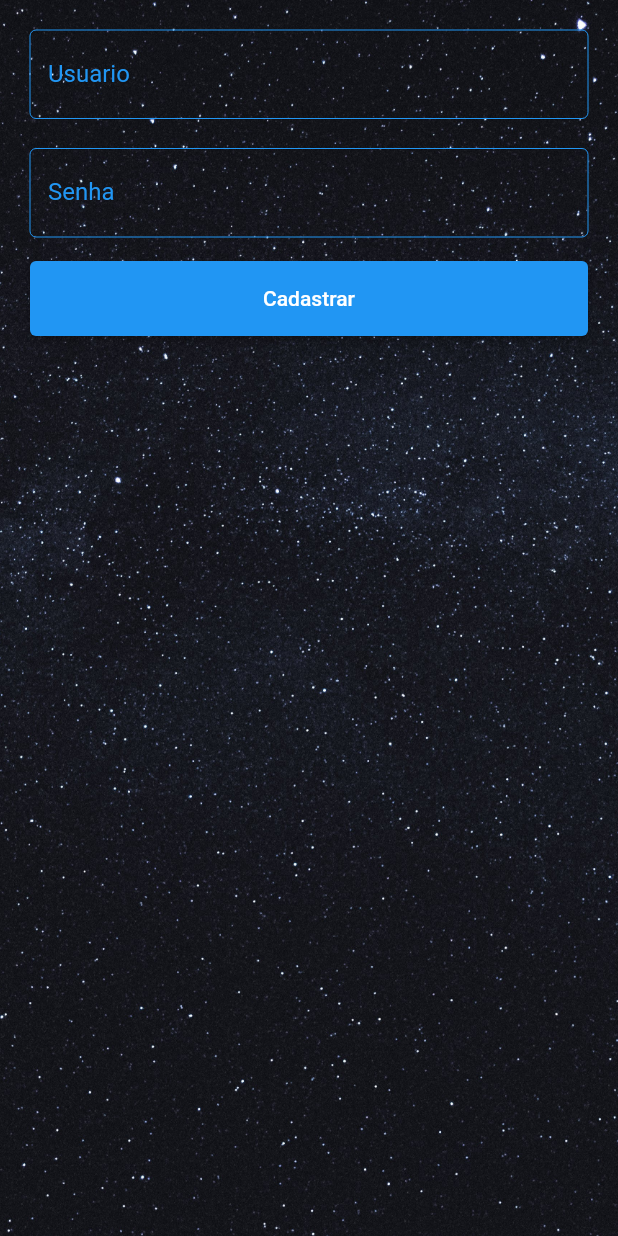
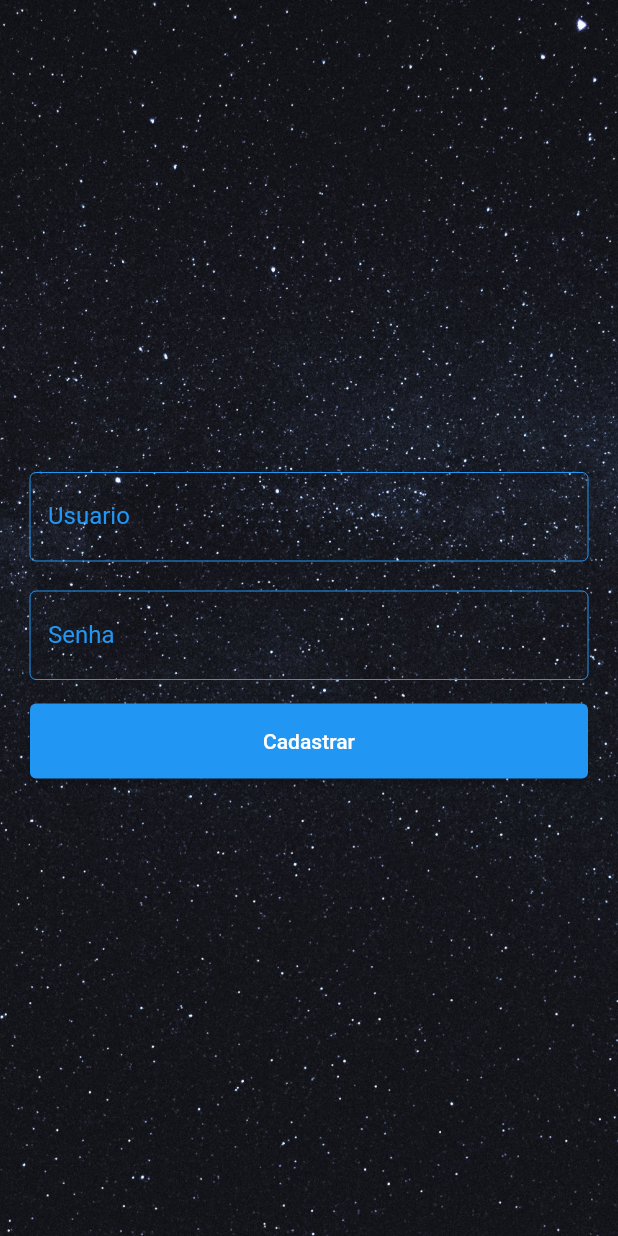
Before and after one commit to sabrinaserique/moon_phase_project, a Flutter app: the screen it shows after launch, after a tap on "Cadastre-se", on a phone screen of 412 x 824 dp. Run offline on Flutter 3.47's test engine with Material 2 defaults, Android fonts, the light colour scheme and no system bars; our stand-ins replace fluttertoast, shared_preferences.

Commit message:
Fix: centralização dos widgets das telas de login e register. Alteração de colores dos texto.

```diff
--- a/lib/views/homePage.dart
+++ b/lib/views/homePage.dart
@@ -17,12 +17,14 @@ class HomePage extends StatelessWidget {
           backgroundColor: Colors.black,
           centerTitle: true,
           bottom: const TabBar(
+            labelColor: Colors.blue,
             tabs: [
               Tab(text: 'Hoje'),
               Tab(text: 'Próximos 30 dias'),
             ],
           ),
-          title: const Text('Fases da Lua'),
+          title:
+              const Text('Fases da Lua', style: TextStyle(color: Colors.blue)),
         ),
         body: TabBarView(
           children: [
--- a/lib/views/loginPage.dart
+++ b/lib/views/loginPage.dart
@@ -21,7 +21,7 @@ class _LoginPageState extends State<LoginPage> {
   List<Login> todos = [];
 
   @override
-  void initState(){
+  void initState() {
     super.initState(); // Essa linha é obrigatória
     loginRepository.getTodoList().then((value) {
       setState(() {
@@ -40,10 +40,10 @@ class _LoginPageState extends State<LoginPage> {
             fit: BoxFit.cover,
           ),
         ),
-        child: Padding(
-          padding: const EdgeInsets.all(10),
-          child: ListView(
-            children: <Widget>[
+        child: Center(
+          child: Padding(
+            padding: const EdgeInsets.all(10),
+            child: Column(mainAxisSize: MainAxisSize.min, children: <Widget>[
               Container(
                   alignment: Alignment.center,
                   padding: const EdgeInsets.all(10),
@@ -53,8 +53,7 @@ class _LoginPageState extends State<LoginPage> {
                         color: Colors.blue,
                         fontWeight: FontWeight.w500,
                         fontSize: 20),
-                  )
-              ),
+                  )),
               Container(
                 padding: const EdgeInsets.all(10),
                 child: TextField(
@@ -108,21 +107,24 @@ class _LoginPageState extends State<LoginPage> {
               const SizedBox(height: 16),
               Container(
                   height: 50,
+                  width: double.infinity,
                   padding: const EdgeInsets.fromLTRB(10, 0, 10, 0),
                   child: ElevatedButton(
                     child: const Text('Login'),
                     onPressed: () {
                       //pushReplacement
 
-                      if(checkLogin(nameController.text, passwordController.text, todos)){
+                      if (checkLogin(nameController.text,
+                          passwordController.text, todos)) {
                         nameController.clear();
                         passwordController.clear();
 
                         Navigator.push(
                           context,
-                          MaterialPageRoute(builder: (context) => const HomePage()),
+                          MaterialPageRoute(
+                              builder: (context) => const HomePage()),
                         );
-                      }else{
+                      } else {
                         nameController.clear();
                         passwordController.clear();
 
@@ -133,8 +135,7 @@ class _LoginPageState extends State<LoginPage> {
                             timeInSecForIosWeb: 1,
                             backgroundColor: Colors.blue,
                             textColor: Colors.white,
-                            fontSize: 16.0
-                        );
+                            fontSize: 16.0);
                       }
                     },
                   )),
@@ -144,8 +145,7 @@ class _LoginPageState extends State<LoginPage> {
                   children: <Widget>[
                     const Text(
                       'Não tem conta?',
-                      style: TextStyle(
-                          color: Colors.blue),
+                      style: TextStyle(color: Colors.blue),
                     ),
                     TextButton(
                       child: const Text(
@@ -155,12 +155,13 @@ class _LoginPageState extends State<LoginPage> {
                       onPressed: () {
                         Navigator.push(
                           context,
-                          MaterialPageRoute(builder: (context) => const RegisterPage()),
+                          MaterialPageRoute(
+                              builder: (context) => const RegisterPage()),
                         );
                       },
                     )
                   ]),
-            ],
+            ]),
           ),
         ),
       ),
@@ -168,11 +169,10 @@ class _LoginPageState extends State<LoginPage> {
   }
 }
 
-bool checkLogin (String usuario, String senha, List<Login> lista){
-
-  if(usuario.isNotEmpty && senha.isNotEmpty){
-    for (Login login in lista){
-      if(login.usuario == usuario && login.senha == senha){
+bool checkLogin(String usuario, String senha, List<Login> lista) {
+  if (usuario.isNotEmpty && senha.isNotEmpty) {
+    for (Login login in lista) {
+      if (login.usuario == usuario && login.senha == senha) {
         return true;
       }
     }
--- a/lib/views/moonPhaseTodayPage.dart
+++ b/lib/views/moonPhaseTodayPage.dart
@@ -34,21 +34,21 @@ class _MoonPhaseTodayPageState extends State<MoonPhaseTodayPage> {
                   'Data: ${DateFormat('dd/MM/yyyy').format(widget.moonPhase.data)}',
                   style: TextStyle(
                     fontSize: 12,
-                    color: Colors.white,
+                    color: Colors.blue,
                   ),
                 ),
                 Text(
                   'Dia lunar Conway: ${widget.moonPhase.diaLunarConway}',
                   style: TextStyle(
                     fontSize: 12,
-                    color: Colors.white,
+                    color: Colors.blue,
                   ),
                 ),
                 Text(
                     'Fase da lua (provável) Conway: ${widget.moonPhase.fase_lua}',
                     style: TextStyle(
                       fontSize: 12,
-                      color: Colors.white,
+                      color: Colors.blue,
                     )),
                 const SizedBox(height: 16),
                 Image.asset(widget.moonPhase.imagem),
--- a/lib/views/registerPage.dart
+++ b/lib/views/registerPage.dart
@@ -38,10 +38,10 @@ class _RegisterPageState extends State<RegisterPage> {
             fit: BoxFit.cover,
           ),
         ),
-        child: Padding(
-          padding: const EdgeInsets.all(10),
-          child: ListView(
-            children: [
+        child: Center(
+          child: Padding(
+            padding: const EdgeInsets.all(10),
+            child: Column(mainAxisSize: MainAxisSize.min, children: <Widget>[
               Container(
                 padding: const EdgeInsets.all(10),
                 child: TextField(
@@ -82,16 +82,16 @@ class _RegisterPageState extends State<RegisterPage> {
               const SizedBox(height: 16),
               Container(
                   height: 50,
+                  width: double.infinity,
                   padding: const EdgeInsets.fromLTRB(10, 0, 10, 0),
                   child: ElevatedButton(
                     child: const Text('Cadastrar'),
                     onPressed: () {
                       String usuario = nameController.text;
                       String senha = passwordController.text;
-                      if(checkCadastro(usuario, senha)) {
-                        Login newRegistro = Login(
-                            usuario: usuario,
-                            senha: senha);
+                      if (checkCadastro(usuario, senha)) {
+                        Login newRegistro =
+                            Login(usuario: usuario, senha: senha);
                         registros.add(newRegistro);
                         nameController.clear();
                         passwordController.clear();
@@ -103,7 +103,7 @@ class _RegisterPageState extends State<RegisterPage> {
                           MaterialPageRoute(
                               builder: (context) => const LoginPage()),
                         );
-                      }else{
+                      } else {
                         Fluttertoast.showToast(
                             msg: "Todos os campos são obrigatórios.",
                             toastLength: Toast.LENGTH_SHORT,
@@ -111,12 +111,11 @@ class _RegisterPageState extends State<RegisterPage> {
                             timeInSecForIosWeb: 1,
                             backgroundColor: Colors.blue,
                             textColor: Colors.white,
-                            fontSize: 16.0
-                        );
+                            fontSize: 16.0);
                       }
                     },
                   )),
-            ],
+            ]),
           ),
         ),
       ),
--- a/lib/widgets/moonPhase_List_Item.dart
+++ b/lib/widgets/moonPhase_List_Item.dart
@@ -24,20 +24,20 @@ class MoonPhaseListItem extends StatelessWidget {
               'Data: ${DateFormat('dd/MM/yyyy').format(moonPhase.data)}',
               style: TextStyle(
                 fontSize: 12,
-                color: Colors.white,
+                color: Colors.blue,
               ),
             ),
             Text(
               'Dia lunar Conway: ${moonPhase.diaLunarConway}',
               style: TextStyle(
                 fontSize: 12,
-                color: Colors.white,
+                color: Colors.blue,
               ),
             ),
             Text('Fase da lua (provável) Conway: ${moonPhase.fase_lua}',
                 style: TextStyle(
                   fontSize: 12,
-                  color: Colors.white,
+                  color: Colors.blue,
                 )
             ),
             const SizedBox(height: 16),
```
